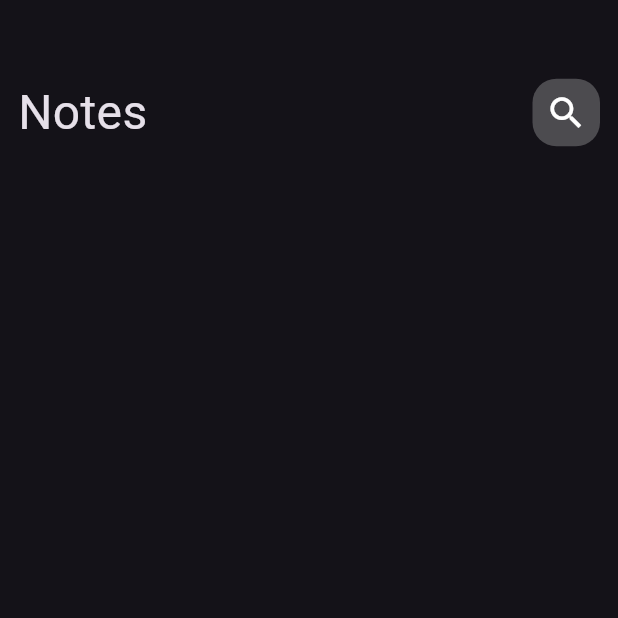
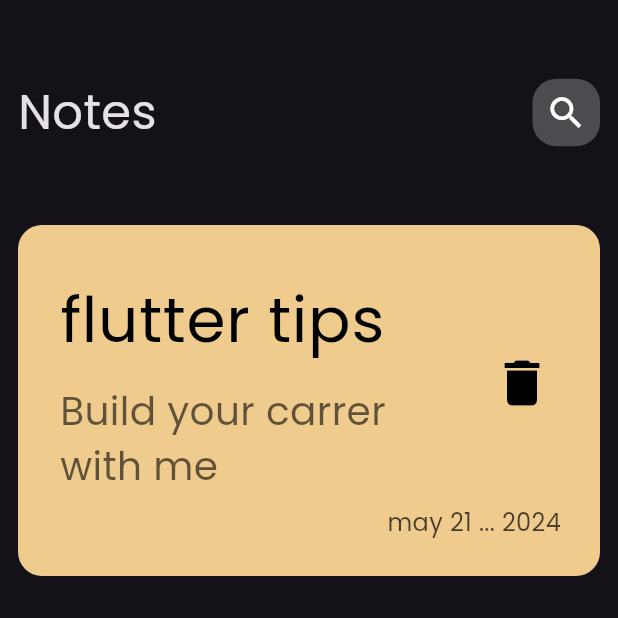
Before and after one commit to real-Hafez/notes-app, a Flutter app: the screen it shows after launch, on a phone screen of 412 x 824 dp, the top half of it. Run offline on Flutter 3.47's test engine with Material 3 defaults, Android fonts, the phone set to English and light mode, and no system bars.

Commit message:
create custom note item

```diff
--- a/lib/main.dart
+++ b/lib/main.dart
@@ -11,7 +11,10 @@ class notes_app extends StatelessWidget {
   @override
   Widget build(BuildContext context) {
     return MaterialApp(
-      theme: ThemeData(brightness: Brightness.dark),
+      theme: ThemeData(
+        brightness: Brightness.dark,
+        fontFamily: 'Poppins',
+      ),
       home: const notes_view(),
     );
   }
--- /dev/null
+++ b/lib/views/widgets/custom_note_item.dart
@@ -0,0 +1,64 @@
+import 'package:flutter/material.dart';
+
+class note_item extends StatelessWidget {
+  const note_item({super.key});
+
+  @override
+  Widget build(BuildContext context) {
+    return Container(
+      padding: EdgeInsets.only(
+        top: 24,
+        bottom: 24,
+        left: 12,
+      ),
+      decoration: BoxDecoration(
+        color: const Color(0xffeFCC8e),
+        borderRadius: BorderRadius.circular(16),
+      ),
+      child: Column(
+        crossAxisAlignment: CrossAxisAlignment.end,
+        children: [
+          ListTile(
+            title: const Text(
+              'flutter tips',
+              style: TextStyle(
+                color: Colors.black,
+                fontSize: 42,
+              ),
+            ),
+            subtitle: Padding(
+              padding: const EdgeInsets.only(top: 10),
+              child: Text(
+                'Build your carrer with me ',
+                style: TextStyle(
+                  color: Colors.black.withOpacity(0.6),
+                  fontSize: 26,
+                ),
+              ),
+            ),
+            trailing: Padding(
+              padding: const EdgeInsets.only(bottom: 40),
+              child: IconButton(
+                  onPressed: () {},
+                  icon: const Icon(
+                    Icons.delete,
+                    color: Colors.black,
+                    size: 40,
+                  )),
+            ),
+          ),
+          Padding(
+            padding: const EdgeInsets.only(right: 26),
+            child: Text(
+              'may 21 ... 2024',
+              style: TextStyle(
+                fontSize: 16,
+                color: Colors.black.withOpacity(0.7),
+              ),
+            ),
+          )
+        ],
+      ),
+    );
+  }
+}
--- a/lib/views/widgets/notes_view_body.dart
+++ b/lib/views/widgets/notes_view_body.dart
@@ -1,5 +1,6 @@
 import 'package:flutter/material.dart';
 import 'package:notes_app/views/widgets/Custom_app_bar.dart';
+import 'package:notes_app/views/widgets/custom_note_item.dart';
 
 class notes_view_body extends StatelessWidget {
   const notes_view_body({super.key});
@@ -11,6 +12,7 @@ class notes_view_body extends StatelessWidget {
       child: Column(
         children: [
           custom_app_bar(),
+          note_item(),
         ],
       ),
     );
```
Also changed, not shown: pubspec.yaml (+4 -4 lines), assets/Poppins-Regular.ttf (added).
